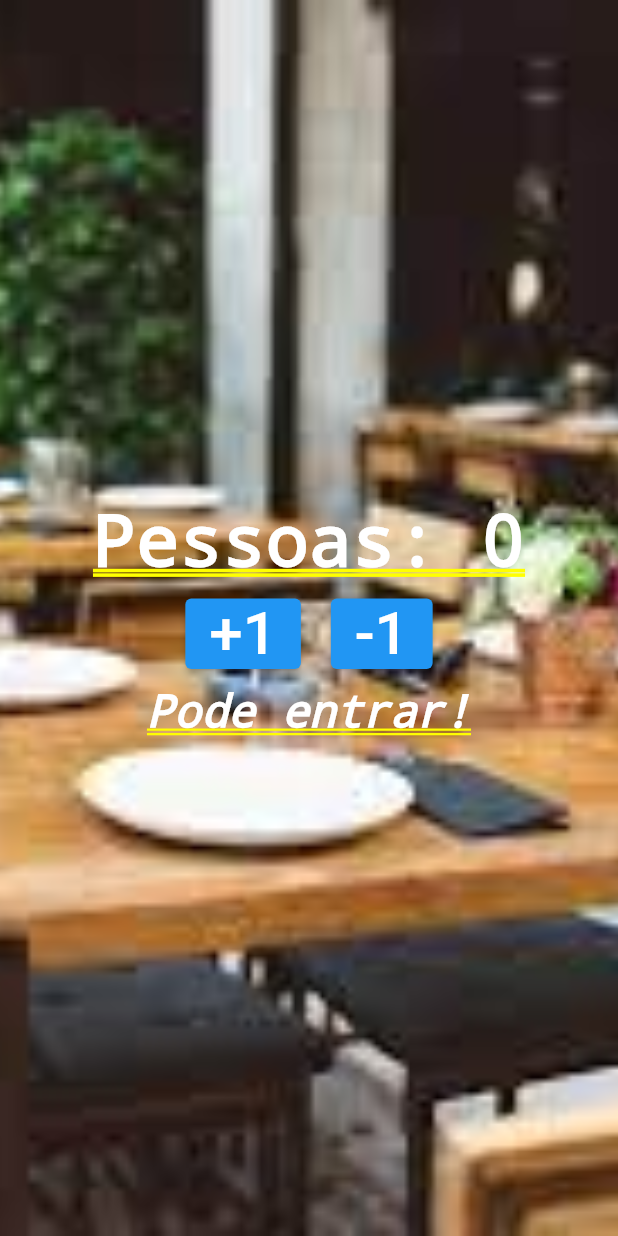
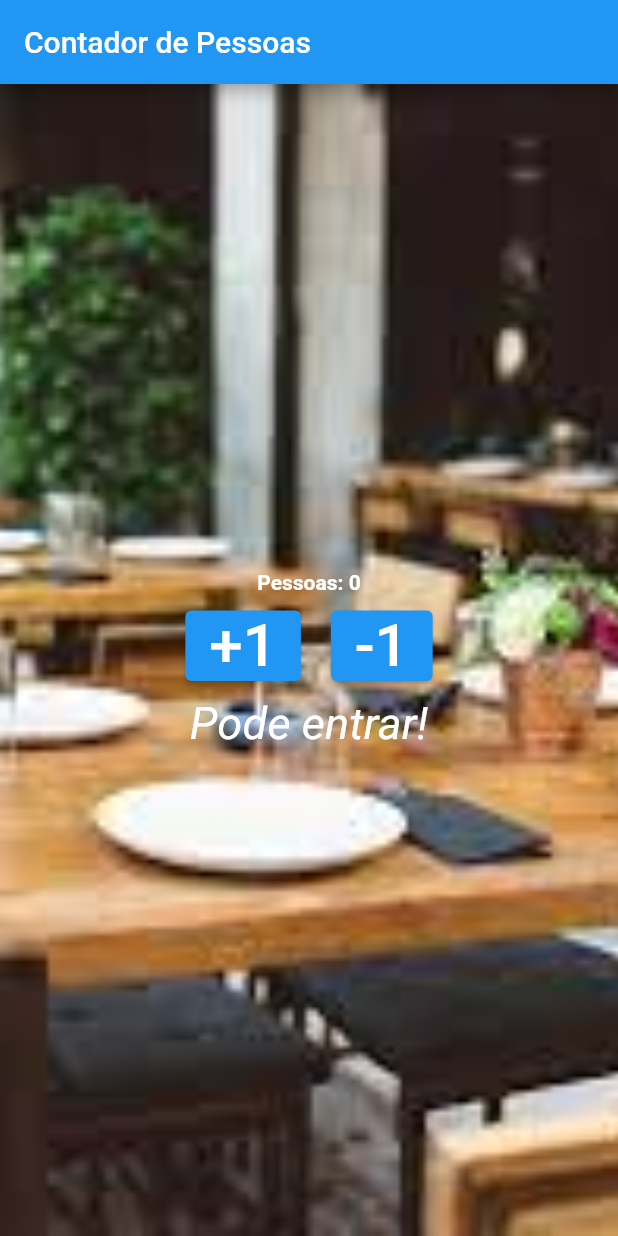
Before and after one commit to Elildes/flutter-contador, a Flutter app: the screen it shows after launch, on a phone screen of 412 x 824 dp. Run offline on Flutter 3.47's test engine with Material 2 defaults, Android fonts, the phone set to English and light mode, and no system bars.

Commit message:
add Scaffold functions

```diff
--- a/lib/main.dart
+++ b/lib/main.dart
@@ -28,8 +28,14 @@ class _HomeState extends State<Home> {
     });
   }
 
+  @override
   Widget build(BuildContext context) {
-    return Stack(
+    return Scaffold(
+      appBar: AppBar(
+        // título da tela inicial
+        title: Text("Contador de Pessoas"),
+      ),
+      body: Stack(
         children: <Widget>[
           Image.asset(
             "images/restaurante01.jpg",
@@ -79,10 +85,11 @@ class _HomeState extends State<Home> {
                     color: Colors.white,
                     fontStyle: FontStyle.italic,
                     fontSize: 30),
-            ) //text
+              ), //text
             ], //widget
-        ) //Column
+          ), //Column
         ],
+      ),
     );
   }
 }
```
Lines whose indentation alone changed are shown as unchanged.
